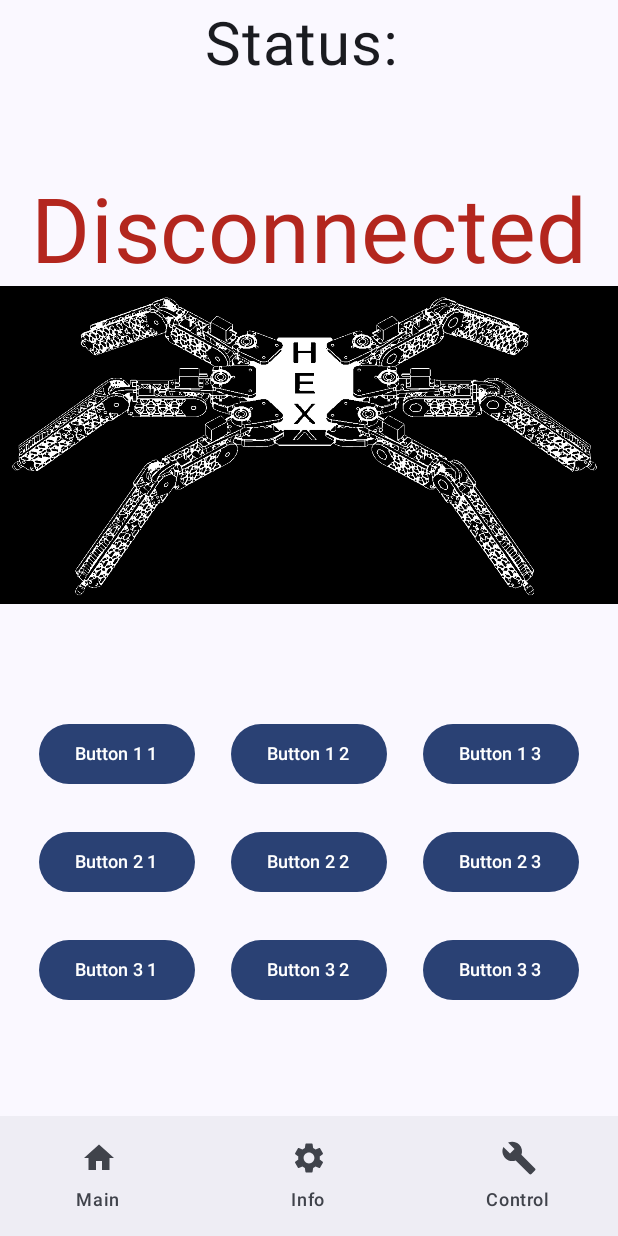
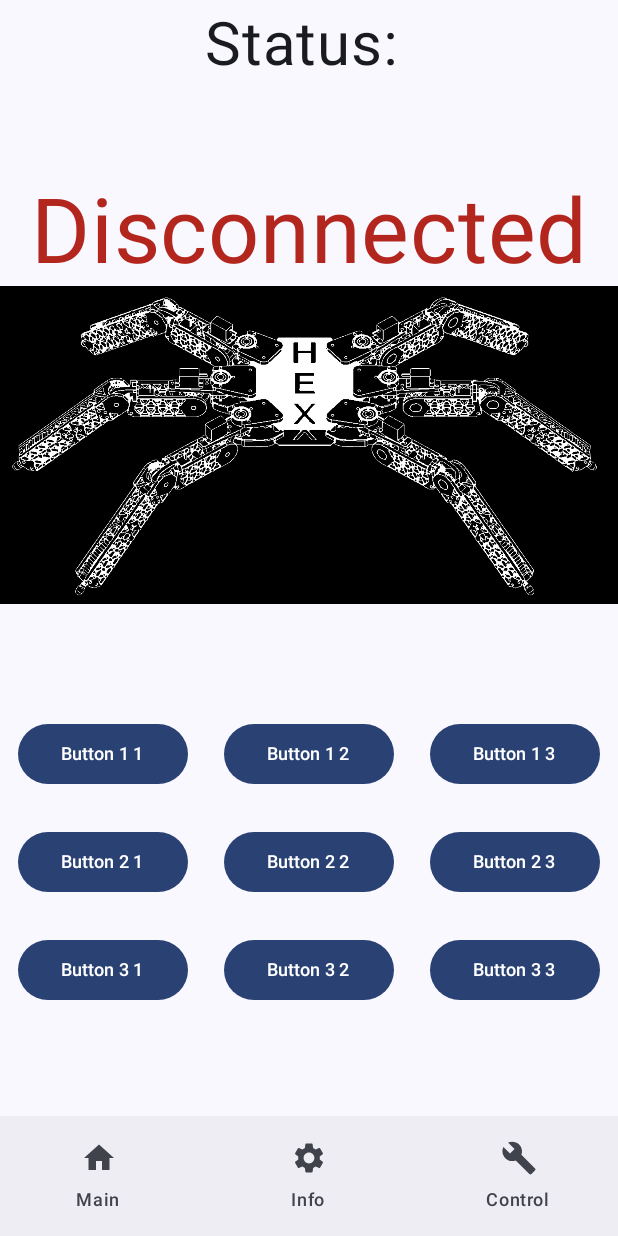
Before and after one commit to Siedmiu/Hexapod-Android-Application, an Android app built with Jetpack Compose: the screen it shows after launch (MainActivity), on a phone screen of 412 x 824 dp. Run offline under Robolectric (Android 15) with nearby library versions, the phone set to English and light mode, and no system bars.

Commit message:
improved buttons positioning

```diff
--- a/app/src/main/java/com/example/hexapod/ui/MainScreen.kt
+++ b/app/src/main/java/com/example/hexapod/ui/MainScreen.kt
@@ -4,9 +4,11 @@ import android.os.Handler
 import android.os.Looper
 import androidx.compose.foundation.Image
 import androidx.compose.foundation.layout.Arrangement
+import androidx.compose.foundation.layout.Box
 import androidx.compose.foundation.layout.Column
 import androidx.compose.foundation.layout.Row
 import androidx.compose.foundation.layout.Spacer
+import androidx.compose.foundation.layout.fillMaxSize
 import androidx.compose.foundation.layout.height
 import androidx.compose.foundation.layout.padding
 import androidx.compose.material3.Button
@@ -81,21 +83,23 @@ fun MainScreen(onNavigateToSecondScreen: () -> Unit){
         Spacer(modifier = Modifier.height(64.dp))
 
         Row {
+
             Button(
                 onClick = { WebSocketHandler.sendMessage(12,0) },
-                modifier = Modifier.padding(12.dp)
+                modifier = Modifier.padding(12.dp).weight(1f)
             ) {
                 Text(text = stringResource(R.string.button11), fontSize = 12.sp)
             }
             Button(
                 onClick = { WebSocketHandler.sendMessage(12,90) },
-                modifier = Modifier.padding(12.dp)
+                modifier = Modifier.padding(12.dp).weight(1f)
             ) {
                 Text(text = stringResource(R.string.button12), fontSize = 12.sp)
             }
             Button(
                 onClick = { WebSocketHandler.sendMessage(12,180) },
-                modifier = Modifier.padding(12.dp)
+                modifier = Modifier.padding(12.dp).weight(1f),
+
             ) {
                 Text(text = stringResource(R.string.button13), fontSize = 12.sp)
             }
@@ -104,19 +108,19 @@ fun MainScreen(onNavigateToSecondScreen: () -> Unit){
         Row {
             Button(
                 onClick = { WebSocketHandler.sendMessage(13,0) },
-                modifier = Modifier.padding(12.dp)
+                modifier = Modifier.padding(12.dp).weight(1f)
             ) {
                 Text(text = stringResource(R.string.button21), fontSize = 12.sp)
             }
             Button(
                 onClick = { WebSocketHandler.sendMessage(13,90) },
-                modifier = Modifier.padding(12.dp)
+                modifier = Modifier.padding(12.dp).weight(1f)
             ) {
                 Text(text = stringResource(R.string.button22), fontSize = 12.sp)
             }
             Button(
                 onClick = { WebSocketHandler.sendMessage(13,180) },
-                modifier = Modifier.padding(12.dp)
+                modifier = Modifier.padding(12.dp).weight(1f)
             ) {
                 Text(text = stringResource(R.string.button23), fontSize = 12.sp)
             }
@@ -125,19 +129,19 @@ fun MainScreen(onNavigateToSecondScreen: () -> Unit){
         Row {
             Button(
                 onClick = { WebSocketHandler.sendMessage(14,0) },
-                modifier = Modifier.padding(12.dp)
+                modifier = Modifier.padding(12.dp).weight(1f)
             ) {
                 Text(text = stringResource(R.string.button31), fontSize = 12.sp)
             }
             Button(
                 onClick = { WebSocketHandler.sendMessage(14,90) },
-                modifier = Modifier.padding(12.dp)
+                modifier = Modifier.padding(12.dp).weight(1f)
             ) {
                 Text(text = stringResource(R.string.button32), fontSize = 12.sp)
             }
             Button(
                 onClick =  { WebSocketHandler.sendMessage(14,180) },
-                modifier = Modifier.padding(12.dp)
+                modifier = Modifier.padding(12.dp).weight(1f)
             ) {
                 Text(text = stringResource(R.string.button33), fontSize = 12.sp)
             }
```
